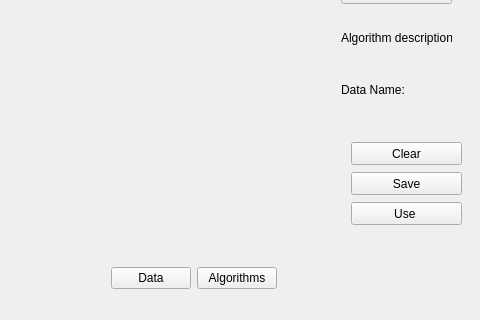
First picture: the form in src/QMainInterface.ui, repository Swistusmen/Geometric-Algorithms, before the edit; both pictures show x 149 to 629 and y 208 to 528 of the 629 by 528 pixel window.
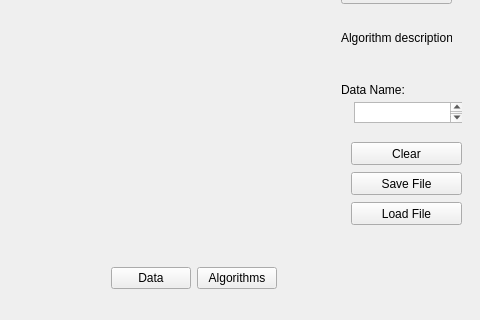
Second picture: the form after the edit. Icons and pictures are not drawn.

Patch:
```diff
--- a/src/QMainInterface.ui
+++ b/src/QMainInterface.ui
@@ -251,7 +251,7 @@
       </rect>
      </property>
      <property name="text">
-      <string>Use </string>
+      <string>Load File</string>
      </property>
     </widget>
     <widget class="QPushButton" name="pushButton_3">
@@ -264,7 +264,7 @@
       </rect>
      </property>
      <property name="text">
-      <string>Save</string>
+      <string>Save File</string>
      </property>
     </widget>
     <widget class="QWidget" name="verticalLayoutWidget_3">
@@ -363,6 +363,16 @@
       <string>Algorithm description</string>
      </property>
     </widget>
+    <widget class="QTextEdit" name="file_name">
+     <property name="geometry">
+      <rect>
+       <x>493</x>
+       <y>260</y>
+       <width>111</width>
+       <height>21</height>
+      </rect>
+     </property>
+    </widget>
    </widget>
   </widget>
   <widget class="QWidget" name="layoutWidget">
```
Left out of the diff: 6 changed lines with no effect on the pictures.
